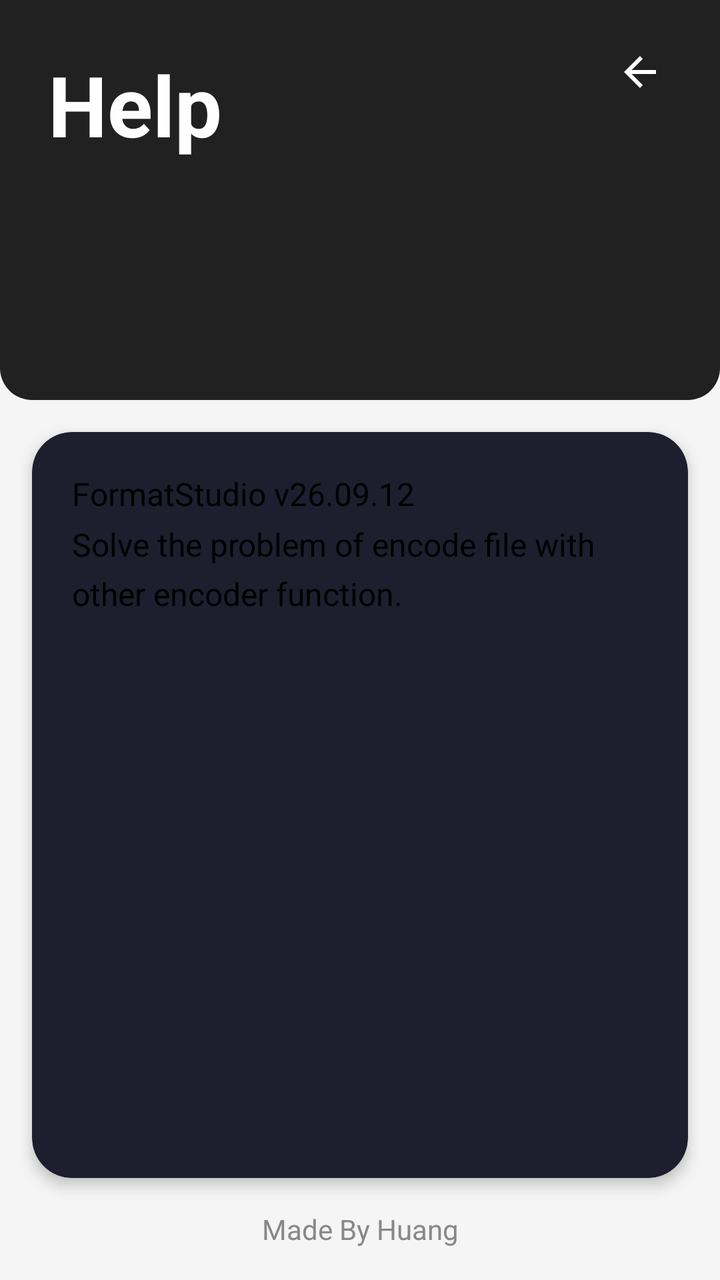
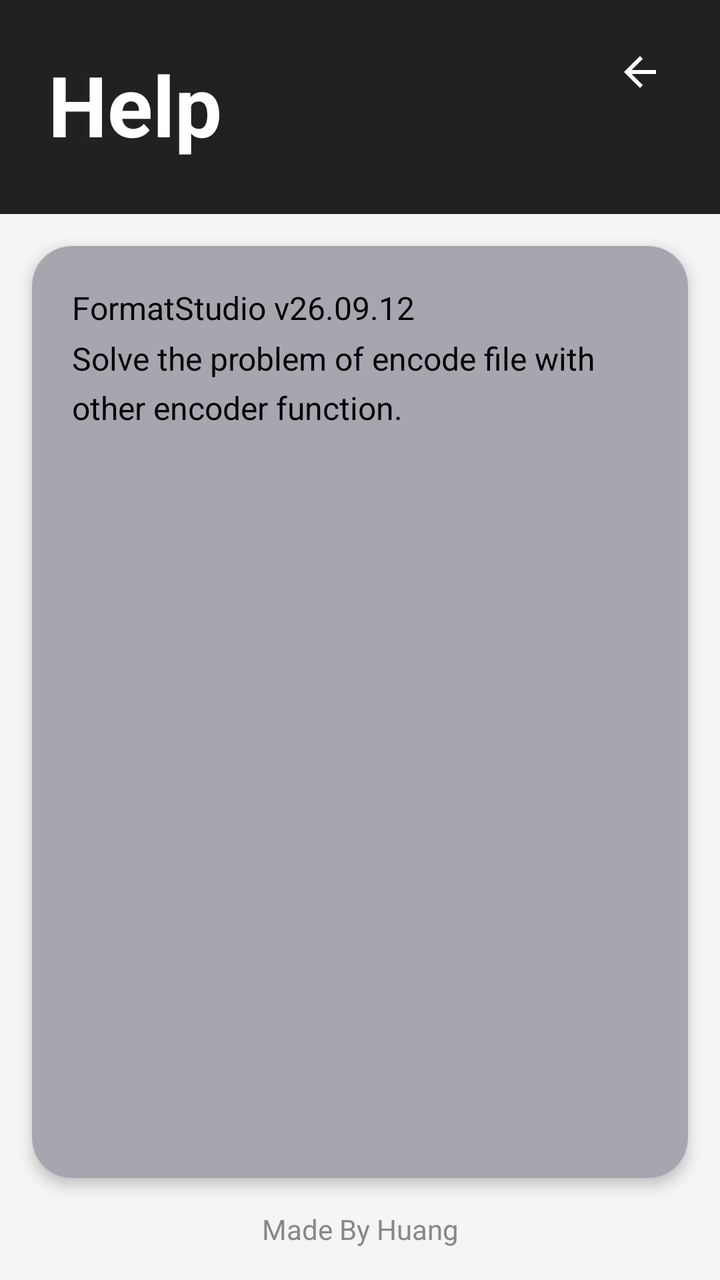

Compare the two renders of this Android layout. The source of the first and the diff that turns it into the second are given below.
<!-- AndroidManifest.xml: application theme Theme.AppCompat.Light.NoActionBar -->
<!-- res/layout/help.xml -->
<?xml version="1.0" encoding="utf-8"?>
<androidx.constraintlayout.widget.ConstraintLayout
    xmlns:android="http://schemas.android.com/apk/res/android"
    xmlns:app="http://schemas.android.com/apk/res-auto"
    xmlns:tools="http://schemas.android.com/tools"
    android:layout_width="match_parent"
    android:layout_height="match_parent"
    android:background="@color/bg_root"
    android:fitsSystemWindows="true">

    
    <View
        android:id="@+id/header_bg"
        android:layout_width="0dp"
        android:layout_height="200dp"
        android:background="@drawable/bg_title_bar"
        app:layout_constraintTop_toTopOf="parent"
        app:layout_constraintStart_toStartOf="parent"
        app:layout_constraintEnd_toEndOf="parent" />

    
    <ImageButton
        android:id="@+id/btnBack"
        android:layout_width="48dp"
        android:layout_height="48dp"
        android:layout_marginTop="12dp"
        android:layout_marginEnd="16dp"
        android:background="?attr/selectableItemBackgroundBorderless"
        android:src="@drawable/baseline_arrow_back_24"
        app:tint="@color/text_title"
        app:layout_constraintEnd_toEndOf="parent"
        app:layout_constraintTop_toTopOf="parent" />

    
    <TextView
        android:id="@+id/textView"
        android:layout_width="0dp"
        android:layout_height="wrap_content"
        android:layout_marginStart="24dp"
        android:layout_marginEnd="24dp"
        android:layout_marginTop="24dp"
        android:text="@string/Help_title"
        android:textColor="@color/text_title"
        android:textSize="42sp"
        android:textStyle="bold"
        android:gravity="start"
        app:layout_constraintStart_toStartOf="parent"
        app:layout_constraintEnd_toStartOf="@id/btnBack"
        app:layout_constraintTop_toTopOf="parent" />

    
    <androidx.cardview.widget.CardView
        android:id="@+id/card_content"
        android:layout_width="0dp"
        android:layout_height="0dp"
        android:layout_margin="16dp"
        app:cardCornerRadius="20dp"
        app:cardElevation="4dp"
        app:cardBackgroundColor="@color/bg_card"
        app:layout_constraintTop_toBottomOf="@id/header_bg"
        app:layout_constraintBottom_toTopOf="@id/tv_footer"
        app:layout_constraintStart_toStartOf="parent"
        app:layout_constraintEnd_toEndOf="parent">

        <ScrollView
            android:layout_width="match_parent"
            android:layout_height="match_parent"
            android:padding="20dp"
            android:scrollbars="vertical">

            <TextView
                android:id="@+id/tv_help_content"
                android:layout_width="match_parent"
                android:layout_height="wrap_content"
                android:text="@string/Help_content"
                android:textColor="@color/text_console"
                android:textSize="16sp"
                android:lineSpacingMultiplier="1.3" />
        </ScrollView>
    </androidx.cardview.widget.CardView>

    
    <TextView
        android:id="@+id/tv_footer"
        android:layout_width="0dp"
        android:layout_height="wrap_content"
        android:layout_margin="16dp"
        android:text="Made By Huang"
        android:textColor="@color/text_hint"
        android:textSize="14sp"
        android:gravity="center"
        app:layout_constraintBottom_toBottomOf="parent"
        app:layout_constraintStart_toStartOf="parent"
        app:layout_constraintEnd_toEndOf="parent" />

</androidx.constraintlayout.widget.ConstraintLayout>
<!-- resources referenced by this layout -->
<resources>
  <color name="bg_card">#FF1E1E2E</color>
  <color name="bg_root">#F5F5F5</color>
  <color name="text_console">#000000</color>
  <color name="text_hint">#888888</color>
  <color name="text_title">#FFFFFF</color>
  <!-- drawable baseline_arrow_back_24 (drawable) -->
  <vector xmlns:android="http://schemas.android.com/apk/res/android" android:autoMirrored="true" android:height="24dp" android:viewportHeight="24" android:viewportWidth="24" android:width="24dp">
  
      <path android:fillColor="@android:color/white" android:pathData="M20,11H7.83l5.59,-5.59L12,4l-8,8 8,8 1.41,-1.41L7.83,13H20v-2z"/>
  
  </vector>
  <!-- drawable bg_title_bar (drawable) -->
  <?xml version="1.0" encoding="utf-8"?>
  <shape xmlns:android="http://schemas.android.com/apk/res/android"
      android:shape="rectangle">
      <solid android:color="@color/bg_title_bar" />
      <corners android:bottomLeftRadius="16dp"
          android:bottomRightRadius="16dp" />
  </shape>
  <string name="Help_content">FormatStudio v26.09.12 \nSolve the problem of encode file with other encoder function.</string>
  <string name="Help_title">Help</string>
  <color name="bg_title_bar">#212121</color>
</resources>

<!-- the commit's change to res/layout/help.xml (unified diff, before → after) -->
@@ -11,12 +11,12 @@
     
     <View
         android:id="@+id/header_bg"
-        android:layout_width="0dp"
-        android:layout_height="200dp"
+        android:layout_width="426dp"
+        android:layout_height="107dp"
         android:background="@drawable/bg_title_bar"
-        app:layout_constraintTop_toTopOf="parent"
+        app:layout_constraintEnd_toEndOf="parent"
         app:layout_constraintStart_toStartOf="parent"
-        app:layout_constraintEnd_toEndOf="parent" />
+        app:layout_constraintTop_toTopOf="parent" />
 
     
     <ImageButton
<!-- resource entries referenced after the edit -->
@@ -1,6 +1,6 @@
 <!-- resources referenced by this layout -->
 <resources>
-  <color name="bg_card">#FF1E1E2E</color>
+  <color name="bg_card">#A6A6AF</color>
   <color name="bg_root">#F5F5F5</color>
   <color name="text_console">#000000</color>
   <color name="text_hint">#888888</color>
